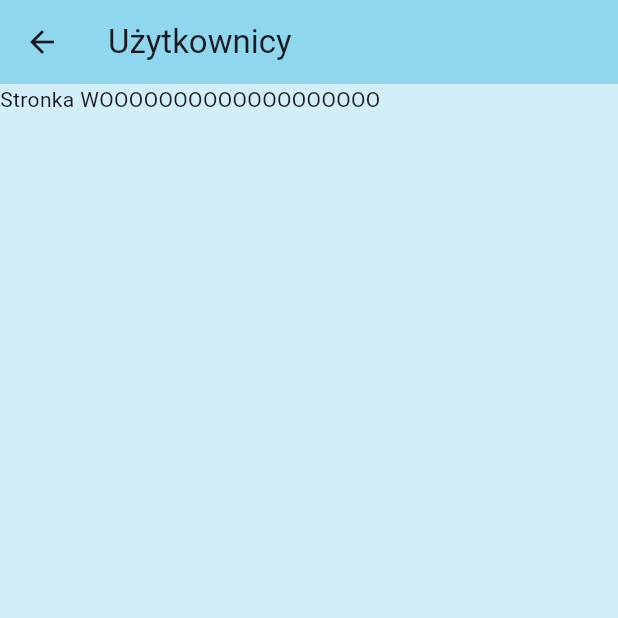
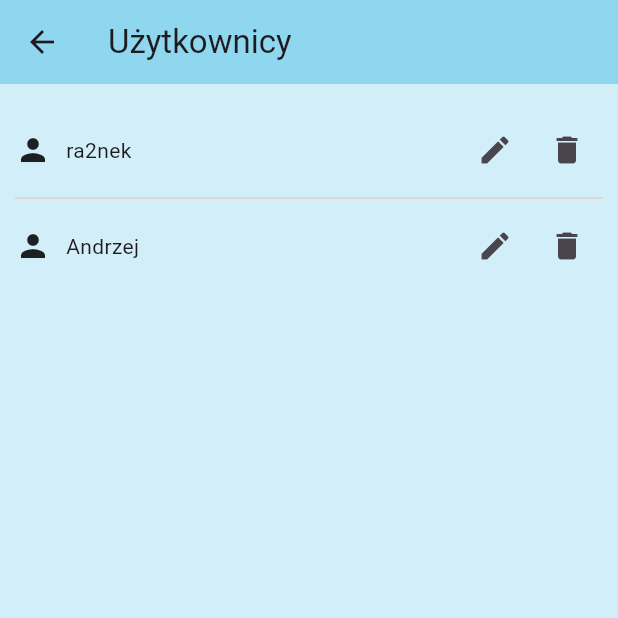
Before and after one commit to jkcoderdev/mariner-testing, a Flutter app: the UsersPage screen opened by its route, on a phone screen of 412 x 824 dp, the top half of it. Run offline on Flutter 3.47's test engine with Material 3 defaults, Android fonts, the phone set to English and light mode, and no system bars; our stand-ins replace shared_preferences; accounts and stored records are empty; project files that could hold a hidden picture were left out.

Commit message:
Created component for a user shown in a list in users_page.dart

```diff
--- /dev/null
+++ b/lib/components/admin_components/user.dart
@@ -0,0 +1,27 @@
+import 'package:flutter/material.dart';
+
+class User extends StatelessWidget {
+  const User({super.key, required this.name});
+
+  final String name;
+
+  @override
+  Widget build(BuildContext context) {
+    return Row(
+      children: [
+        Icon(Icons.person),
+        const SizedBox(width: 10.0),
+        Text(name),
+
+        const Expanded(child: SizedBox()),
+        IconButton(onPressed: (){
+          print('edit user: ' + name);
+        }, icon: const Icon(Icons.edit) ),
+
+        IconButton(onPressed: (){
+          print('delete user: ' + name);
+        }, icon: const Icon(Icons.delete) )
+      ],
+    );
+  }
+}
--- a/lib/pages/administracja/users_page.dart
+++ b/lib/pages/administracja/users_page.dart
@@ -1,4 +1,6 @@
 import 'package:flutter/material.dart';
+import 'package:mariner/components/admin_components/user.dart';
+import 'package:mariner/theme/colors.dart';
 
 class UsersPage extends StatelessWidget {
 
@@ -6,13 +8,25 @@ class UsersPage extends StatelessWidget {
 
   const UsersPage({super.key});
 
+
+
   @override
   Widget build(BuildContext context) {
+    final colors = ThemeColors.of(context);
+
     return Scaffold(
       appBar: AppBar(title: const Text('Użytkownicy') ,),
-      body: const Column(
-        children: [Text('Stronka WOOOOOOOOOOOOOOOOOOO')],
+      body: Padding(padding: EdgeInsets.symmetric(horizontal: 10.0, vertical: 20.0),
+        child: Column(
+          mainAxisAlignment: MainAxisAlignment.start,
+          crossAxisAlignment: CrossAxisAlignment.stretch,
+          children: [
+            User(name: 'ra2nek' ),
+            Divider(color: colors['special'],),
+            User(name: 'Andrzej')
+        ],
       ),
+      )
     );
   }
 }
```
